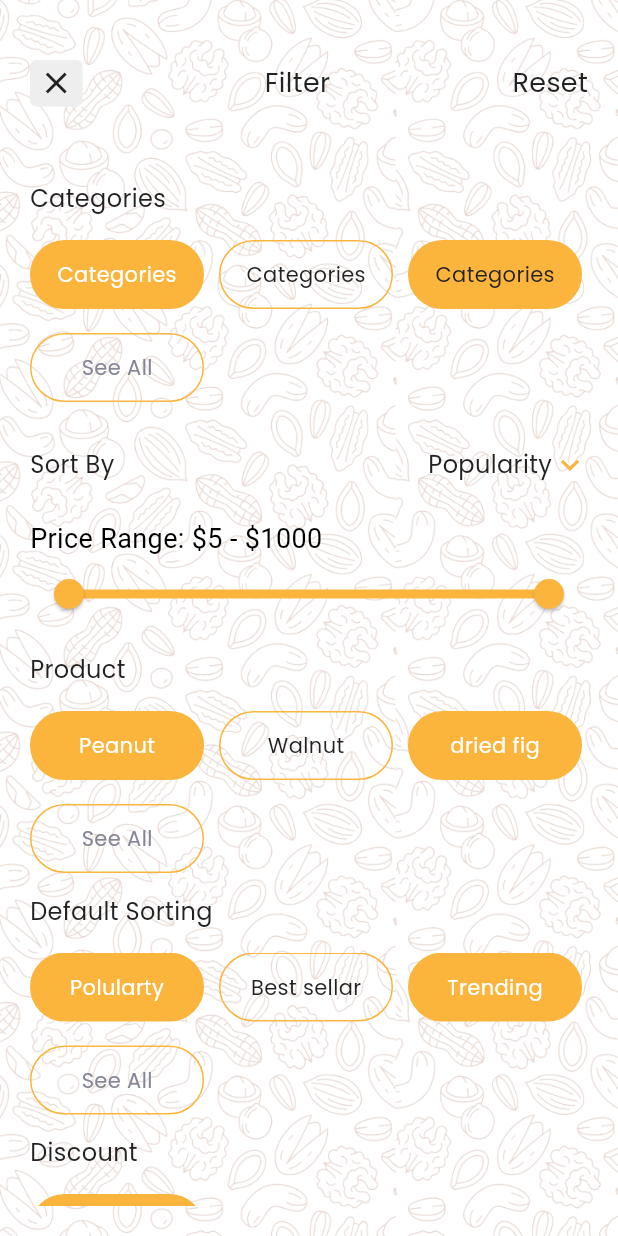
After one commit to ba138/Rajasthan-Dry-Fruits, a Flutter app: the FilterScreen screen opened by its route, on a phone screen of 412 x 824 dp. The commit adds this screen. Run offline on Flutter 3.47's test engine with Material 3 defaults, Android fonts, the phone set to English and light mode, and no system bars; our stand-ins replace carousel_slider, google_fonts, percent_indicator; network calls fail; Roboto replaces fonts that are missing (CenturyGothic).

Commit message:
complete filter screen

```diff
--- a/lib/utils/routes/routes.dart
+++ b/lib/utils/routes/routes.dart
@@ -1,5 +1,6 @@
 import 'package:flutter/material.dart';
 import 'package:rjfruits/utils/routes/routes_name.dart';
+import 'package:rjfruits/view/HomeView/filter_view.dart';
 import 'package:rjfruits/view/HomeView/home_view.dart';
 import 'package:rjfruits/view/HomeView/product_detail_view.dart';
 import 'package:rjfruits/view/authView/forget_password_view.dart';
@@ -91,6 +92,10 @@ class Routes {
         return MaterialPageRoute(
           builder: (BuildContext context) => const DeliveryAddressScreen(),
         );
+      case RoutesName.filter:
+        return MaterialPageRoute(
+          builder: (BuildContext context) => const FilterScreen(),
+        );
       default:
         return MaterialPageRoute(builder: (_) {
           return const Scaffold(
--- a/lib/utils/routes/routes_name.dart
+++ b/lib/utils/routes/routes_name.dart
@@ -19,4 +19,5 @@ class RoutesName {
   static const String cartView = 'cart_view';
   static const String paymentDone = 'payment_done_view';
   static const String deliveryAddress = 'delivery_address_view';
+  static const String filter = 'filter_view';
 }
--- /dev/null
+++ b/lib/view/HomeView/filter_view.dart
@@ -0,0 +1,357 @@
+import 'dart:ui';
+
+import 'package:flutter/cupertino.dart';
+import 'package:flutter/material.dart';
+import 'package:flutter/widgets.dart';
+import 'package:google_fonts/google_fonts.dart';
+import 'package:rjfruits/res/components/colors.dart';
+import 'package:rjfruits/res/components/rounded_button.dart';
+import 'package:rjfruits/res/components/vertical_spacing.dart';
+import 'package:rjfruits/view/HomeView/widgets/filter_container.dart';
+import 'package:rjfruits/view/HomeView/widgets/price_slider.dart';
+
+class FilterScreen extends StatefulWidget {
+  const FilterScreen({super.key});
+
+  @override
+  State<FilterScreen> createState() => _FilterScreenState();
+}
+
+class _FilterScreenState extends State<FilterScreen> {
+  @override
+  Widget build(BuildContext context) {
+    return Scaffold(
+      body: Container(
+        height: MediaQuery.of(context).size.height,
+        width: MediaQuery.of(context).size.width,
+        decoration: const BoxDecoration(
+          color: AppColor.whiteColor,
+          image: DecorationImage(
+              image: AssetImage("images/bgimg.png"), fit: BoxFit.cover),
+        ),
+        child: Padding(
+          padding: const EdgeInsets.all(20.0),
+          child: SingleChildScrollView(
+            child: Column(
+              crossAxisAlignment: CrossAxisAlignment.start,
+              children: [
+                const VerticalSpeacing(20),
+                Row(
+                  mainAxisAlignment: MainAxisAlignment.spaceBetween,
+                  children: [
+                    InkWell(
+                      onTap: () {
+                        Navigator.pop(context);
+                      },
+                      child: Container(
+                        height: 31,
+                        width: 35,
+                        decoration: BoxDecoration(
+                          color: AppColor.boxColor,
+                          borderRadius: BorderRadius.circular(
+                            4,
+                          ),
+                        ),
+                        child: const Center(
+                          child: Icon(
+                            Icons.close,
+                            color: AppColor.textColor1,
+                          ),
+                        ),
+                      ),
+                    ),
+                    Text(
+                      "Filter",
+                      style: GoogleFonts.getFont(
+                        "Poppins",
+                        textStyle: const TextStyle(
+                          fontSize: 18,
+                          fontWeight: FontWeight.w400,
+                          color: AppColor.textColor1,
+                        ),
+                      ),
+                    ),
+                    Text(
+                      "Reset",
+                      style: GoogleFonts.getFont(
+                        "Poppins",
+                        textStyle: const TextStyle(
+                          fontSize: 18,
+                          fontWeight: FontWeight.w400,
+                          color: AppColor.textColor1,
+                        ),
+                      ),
+                    ),
+                  ],
+                ),
+                const VerticalSpeacing(50),
+                Text(
+                  "Categories",
+                  style: GoogleFonts.getFont(
+                    "Poppins",
+                    textStyle: const TextStyle(
+                      fontSize: 16,
+                      fontWeight: FontWeight.w400,
+                      color: AppColor.textColor1,
+                    ),
+                  ),
+                ),
+                const VerticalSpeacing(16),
+                const SingleChildScrollView(
+                  scrollDirection: Axis.horizontal,
+                  child: Row(
+                    children: [
+                      FilterContainer(
+                        textColor: AppColor.whiteColor,
+                        bgColor: AppColor.primaryColor,
+                        text: "Categories",
+                      ),
+                      SizedBox(
+                        width: 10,
+                      ),
+                      FilterContainer(
+                        textColor: AppColor.textColor1,
+                        bgColor: Colors.transparent,
+                        text: "Categories",
+                      ),
+                      SizedBox(
+                        width: 10,
+                      ),
+                      FilterContainer(
+                        textColor: AppColor.textColor1,
+                        bgColor: AppColor.primaryColor,
+                        text: "Categories",
+                      ),
+                      SizedBox(
+                        width: 10,
+                      ),
+                      FilterContainer(
+                        textColor: AppColor.textColor1,
+                        bgColor: Colors.transparent,
+                        text: "Categories",
+                      ),
+                    ],
+                  ),
+                ),
+                const VerticalSpeacing(16),
+                const FilterContainer(
+                  textColor: AppColor.nextColor,
+                  bgColor: Colors.transparent,
+                  text: "See All",
+                ),
+                const VerticalSpeacing(30),
+                Row(
+                  mainAxisAlignment: MainAxisAlignment.spaceBetween,
+                  children: [
+                    Text(
+                      "Sort By",
+                      style: GoogleFonts.getFont(
+                        "Poppins",
+                        textStyle: const TextStyle(
+                          fontSize: 16,
+                          fontWeight: FontWeight.w400,
+                          color: AppColor.textColor1,
+                        ),
+                      ),
+                    ),
+                    Row(
+                      children: [
+                        Text(
+                          "Popularity",
+                          style: GoogleFonts.getFont(
+                            "Poppins",
+                            textStyle: const TextStyle(
+                              fontSize: 16,
+                              fontWeight: FontWeight.w400,
+                              color: AppColor.textColor1,
+                            ),
+                          ),
+                        ),
+                        const Icon(
+                          Icons.expand_more,
+                          color: AppColor.primaryColor,
+                        ),
+                      ],
+                    )
+                  ],
+                ),
+                const VerticalSpeacing(24),
+                const PriceRangeSlider(),
+                const VerticalSpeacing(14),
+                Text(
+                  "Product",
+                  style: GoogleFonts.getFont(
+                    "Poppins",
+                    textStyle: const TextStyle(
+                      fontSize: 16,
+                      fontWeight: FontWeight.w400,
+                      color: AppColor.textColor1,
+                    ),
+                  ),
+                ),
+                const VerticalSpeacing(16),
+                const SingleChildScrollView(
+                  scrollDirection: Axis.horizontal,
+                  child: Row(
+                    children: [
+                      FilterContainer(
+                        textColor: AppColor.whiteColor,
+                        bgColor: AppColor.primaryColor,
+                        text: "Peanut",
+                      ),
+                      SizedBox(
+                        width: 10,
+                      ),
+                      FilterContainer(
+                        textColor: AppColor.textColor1,
+                        bgColor: Colors.transparent,
+                        text: "Walnut",
+                      ),
+                      SizedBox(
+                        width: 10,
+                      ),
+                      FilterContainer(
+                        textColor: AppColor.whiteColor,
+                        bgColor: AppColor.primaryColor,
+                        text: "dried fig",
+                      ),
+                      SizedBox(
+                        width: 10,
+                      ),
+                      FilterContainer(
+                        textColor: AppColor.textColor1,
+                        bgColor: Colors.transparent,
+                        text: "Categories",
+                      ),
+                    ],
+                  ),
+                ),
+                const VerticalSpeacing(16),
+                const FilterContainer(
+                  textColor: AppColor.nextColor,
+                  bgColor: Colors.transparent,
+                  text: "See All",
+                ),
+                const VerticalSpeacing(14),
+                Text(
+                  "Default Sorting",
+                  style: GoogleFonts.getFont(
+                    "Poppins",
+                    textStyle: const TextStyle(
+                      fontSize: 16,
+                      fontWeight: FontWeight.w400,
+                      color: AppColor.textColor1,
+                    ),
+                  ),
+                ),
+                const VerticalSpeacing(16),
+                const SingleChildScrollView(
+                  scrollDirection: Axis.horizontal,
+                  child: Row(
+                    children: [
+                      FilterContainer(
+                        textColor: AppColor.whiteColor,
+                        bgColor: AppColor.primaryColor,
+                        text: "Polularty",
+                      ),
+                      SizedBox(
+                        width: 10,
+                      ),
+                      FilterContainer(
+                        textColor: AppColor.textColor1,
+                        bgColor: Colors.transparent,
+                        text: "Best sellar",
+                      ),
+                      SizedBox(
+                        width: 10,
+                      ),
+                      FilterContainer(
+                        textColor: AppColor.whiteColor,
+                        bgColor: AppColor.primaryColor,
+                        text: "Trending",
+                      ),
+                      SizedBox(
+                        width: 10,
+                      ),
+                      FilterContainer(
+                        textColor: AppColor.textColor1,
+                        bgColor: Colors.transparent,
+                        text: "Categories",
+                      ),
+                    ],
+                  ),
+                ),
+                const VerticalSpeacing(16),
+                const FilterContainer(
+                  textColor: AppColor.nextColor,
+                  bgColor: Colors.transparent,
+                  text: "See All",
+                ),
+                const VerticalSpeacing(14),
+                Text(
+                  "Discount",
+                  style: GoogleFonts.getFont(
+                    "Poppins",
+                    textStyle: const TextStyle(
+                      fontSize: 16,
+                      fontWeight: FontWeight.w400,
+                      color: AppColor.textColor1,
+                    ),
+                  ),
+                ),
+                const VerticalSpeacing(16),
+                const SingleChildScrollView(
+                  scrollDirection: Axis.horizontal,
+                  child: Row(
+                    children: [
+                      FilterContainer(
+                        textColor: AppColor.whiteColor,
+                        bgColor: AppColor.primaryColor,
+                        text: "10% discount",
+                      ),
+                    ],
+                  ),
+                ),
+                const VerticalSpeacing(14),
+                Text(
+                  "Appliance Price",
+                  style: GoogleFonts.getFont(
+                    "Poppins",
+                    textStyle: const TextStyle(
+                      fontSize: 16,
+                      fontWeight: FontWeight.w400,
+                      color: AppColor.textColor1,
+                    ),
+                  ),
+                ),
+                const VerticalSpeacing(16),
+                const SingleChildScrollView(
+                  scrollDirection: Axis.horizontal,
+                  child: Row(
+                    children: [
+                      FilterContainer(
+                        textColor: AppColor.whiteColor,
+                        bgColor: AppColor.primaryColor,
+                        text: "high to low",
+                      ),
+                      SizedBox(
+                        width: 10,
+                      ),
+                      FilterContainer(
+                        textColor: AppColor.textColor1,
+                        bgColor: Colors.transparent,
+                        text: "low to high",
+                      ),
+                    ],
+                  ),
+                ),
+                const VerticalSpeacing(40),
+                RoundedButton(title: "Apple Filter", onpress: () {})
+              ],
+            ),
+          ),
+        ),
+      ),
+    );
+  }
+}
--- a/lib/view/HomeView/home_view.dart
+++ b/lib/view/HomeView/home_view.dart
@@ -350,7 +350,12 @@ class SearchBar extends StatelessWidget {
                 color: AppColor.primaryColor),
             child: Center(
               child: IconButton(
-                onPressed: () {},
+                onPressed: () {
+                  Navigator.pushNamed(
+                    context,
+                    RoutesName.filter,
+                  );
+                },
                 icon: const ImageIcon(
                   AssetImage("images/filter.png"),
                   color: AppColor.whiteColor,
--- /dev/null
+++ b/lib/view/HomeView/widgets/filter_container.dart
@@ -0,0 +1,44 @@
+import 'package:flutter/material.dart';
+import 'package:google_fonts/google_fonts.dart';
+import 'package:rjfruits/res/components/colors.dart';
+
+class FilterContainer extends StatelessWidget {
+  final Color textColor;
+  final Color bgColor;
+  final String text;
+
+  const FilterContainer({
+    super.key,
+    required this.textColor,
+    required this.bgColor,
+    required this.text,
+  });
+
+  @override
+  Widget build(BuildContext context) {
+    return Container(
+      height: 46,
+      width: 116,
+      decoration: BoxDecoration(
+        color: bgColor,
+        borderRadius: BorderRadius.circular(30),
+        border: Border.all(
+          color: AppColor.primaryColor,
+        ),
+      ),
+      child: Center(
+        child: Text(
+          text,
+          style: GoogleFonts.getFont(
+            "Poppins",
+            textStyle: TextStyle(
+              fontSize: 14,
+              fontWeight: FontWeight.w400,
+              color: textColor,
+            ),
+          ),
+        ),
+      ),
+    );
+  }
+}
--- /dev/null
+++ b/lib/view/HomeView/widgets/price_slider.dart
@@ -0,0 +1,56 @@
+// ignore_for_file: library_private_types_in_public_api
+
+import 'package:flutter/material.dart';
+import '../../../res/components/colors.dart';
+
+class PriceRangeSlider extends StatefulWidget {
+  const PriceRangeSlider({super.key});
+
+  @override
+  _PriceRangeSliderState createState() => _PriceRangeSliderState();
+}
+
+class _PriceRangeSliderState extends State<PriceRangeSlider> {
+  RangeValues _values = const RangeValues(5, 1000);
+
+  @override
+  Widget build(BuildContext context) {
+    return Container(
+      height: 75, // Adjust the height as needed
+      width: double.infinity,
+      color: Colors.transparent, // Set the desired background color
+      child: Column(
+        mainAxisSize: MainAxisSize.min,
+        crossAxisAlignment: CrossAxisAlignment.start,
+        children: [
+          Text(
+            'Price Range: \$${_values.start.toInt()} - \$${_values.end.toInt()}',
+            style: const TextStyle(
+              fontFamily: 'CenturyGothic',
+              fontSize: 18,
+              fontWeight: FontWeight.w400,
+              color: AppColor.blackColor,
+            ),
+          ),
+          RangeSlider(
+            activeColor: AppColor.primaryColor,
+            inactiveColor: Colors.grey.shade300,
+            values: _values,
+            min: 5,
+            max: 1000,
+            divisions: 100,
+            labels: RangeLabels(
+              _values.start.round().toString(),
+              _values.end.round().toString(),
+            ),
+            onChanged: (values) {
+              setState(() {
+                _values = values;
+              });
+            },
+          ),
+        ],
+      ),
+    );
+  }
+}
```
